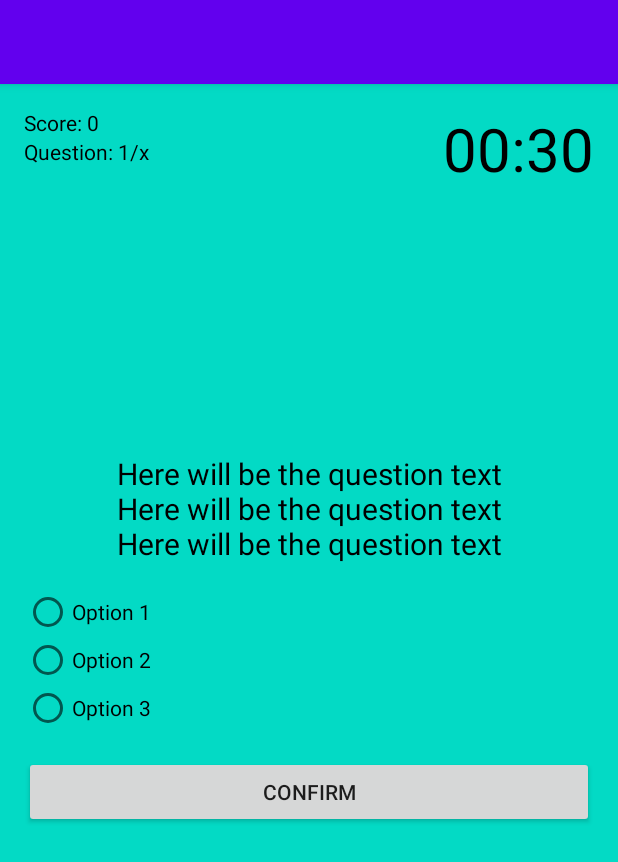
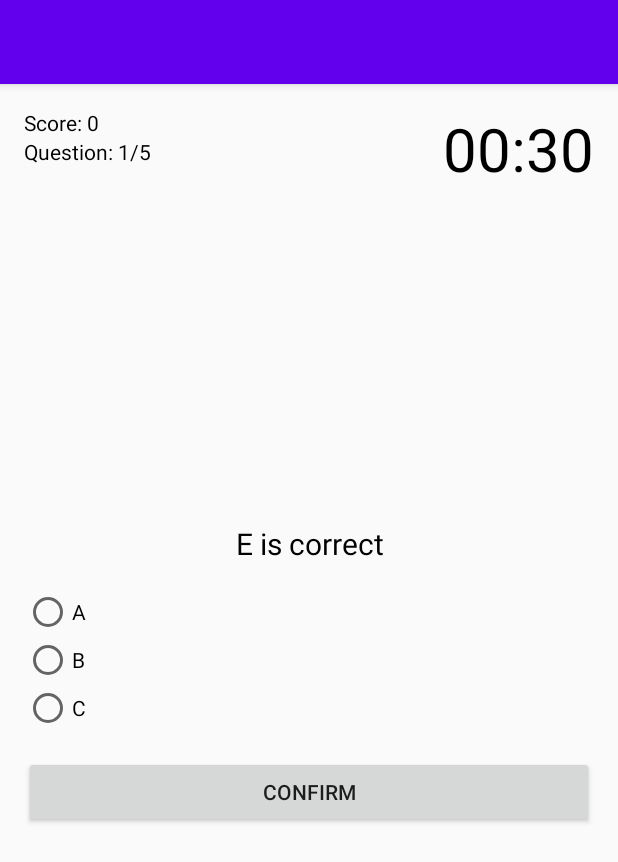
Before and after one commit to stranger01/ArchitectureComponents, an Android app: the QuizzActivity screen opened directly, with no data from a screen before it, on a phone screen of 412 x 824 dp. Shown: the top 862 px of the screen. Run offline under Robolectric (Android 15) with nearby library versions, the phone set to English and light mode, and no system bars.

Commit message:
completed part 5

```diff
--- a/quizzApp/app/src/main/java/com/example/quizzapp/QuizzActivity.java
+++ b/quizzApp/app/src/main/java/com/example/quizzapp/QuizzActivity.java
@@ -2,12 +2,17 @@ package com.example.quizzapp;
 
 import androidx.appcompat.app.AppCompatActivity;
 
+import android.content.res.ColorStateList;
+import android.graphics.Color;
 import android.os.Bundle;
+import android.view.View;
 import android.widget.Button;
 import android.widget.RadioButton;
 import android.widget.RadioGroup;
 import android.widget.TextView;
+import android.widget.Toast;
 
+import java.util.Collections;
 import java.util.List;
 
 public class QuizzActivity extends AppCompatActivity {
@@ -20,16 +25,18 @@ public class QuizzActivity extends AppCompatActivity {
     private RadioButton rb2;
     private RadioButton rb3;
     private Button buttonConfirmNext;
-
-
-
+    private ColorStateList textColorDefaultRb;
     private List<Question> questionList;
+    private int questionCounter;
+    private int questionCountTotal;
+    private Question currentQuestion;
+    private int score;
+    private boolean answered;
 
     @Override
     protected void onCreate(Bundle savedInstanceState) {
         super.onCreate(savedInstanceState);
         setContentView(R.layout.activity_quizz);
-
         textViewQuestion = findViewById(R.id.text_view_question);
         textViewScore = findViewById(R.id.text_view_score);
         textViewQuestionCount = findViewById(R.id.text_view_question_count);
@@ -39,9 +46,85 @@ public class QuizzActivity extends AppCompatActivity {
         rb2 = findViewById(R.id.radio_button2);
         rb3 = findViewById(R.id.radio_button3);
         buttonConfirmNext = findViewById(R.id.button_confirm_next);
-
+        textColorDefaultRb = rb1.getTextColors();
         QuizDbHelper dbHelper = new QuizDbHelper(this);
         questionList = dbHelper.getAllQuestions();
+        questionCountTotal = questionList.size();
+        Collections.shuffle(questionList);
+        showNextQuestion();
+        buttonConfirmNext.setOnClickListener(new View.OnClickListener() {
+            @Override
+            public void onClick(View v) {
+                if (!answered) {
+                    if (rb1.isChecked() || rb2.isChecked() || rb3.isChecked()) {
+                        checkAnswer();
+                    } else {
+                        Toast.makeText(QuizzActivity.this, "Please select an answer", Toast.LENGTH_SHORT).show();
+                    }
+                } else {
+                    showNextQuestion();
+                }
+            }
+        });
+    }
 
+    private void showNextQuestion() {
+        rb1.setTextColor(textColorDefaultRb);
+        rb2.setTextColor(textColorDefaultRb);
+        rb3.setTextColor(textColorDefaultRb);
+        rbGroup.clearCheck();
+        if (questionCounter < questionCountTotal) {
+            currentQuestion = questionList.get(questionCounter);
+            textViewQuestion.setText(currentQuestion.getQuestion());
+            rb1.setText(currentQuestion.getOption1());
+            rb2.setText(currentQuestion.getOption2());
+            rb3.setText(currentQuestion.getOption3());
+            questionCounter++;
+            textViewQuestionCount.setText("Question: " + questionCounter + "/" + questionCountTotal);
+            answered = false;
+            buttonConfirmNext.setText("Confirm");
+        } else {
+            finishQuiz();
+        }
+    }
+
+    private void checkAnswer() {
+        answered = true;
+        RadioButton rbSelected = findViewById(rbGroup.getCheckedRadioButtonId());
+        int answerNr = rbGroup.indexOfChild(rbSelected) + 1;
+        if (answerNr == currentQuestion.getAnswerNr()) {
+            score++;
+            textViewScore.setText("Score: " + score);
+        }
+        showSolution();
+    }
+
+    private void showSolution() {
+        rb1.setTextColor(Color.RED);
+        rb2.setTextColor(Color.RED);
+        rb3.setTextColor(Color.RED);
+        switch (currentQuestion.getAnswerNr()) {
+            case 1:
+                rb1.setTextColor(Color.GREEN);
+                textViewQuestion.setText("Answer 1 is correct");
+                break;
+            case 2:
+                rb2.setTextColor(Color.GREEN);
+                textViewQuestion.setText("Answer 2 is correct");
+                break;
+            case 3:
+                rb3.setTextColor(Color.GREEN);
+                textViewQuestion.setText("Answer 3 is correct");
+                break;
+        }
+        if (questionCounter < questionCountTotal) {
+            buttonConfirmNext.setText("Next");
+        } else {
+            buttonConfirmNext.setText("Finish");
+        }
+    }
+
+    private void finishQuiz() {
+        finish();
     }
 }
--- a/quizzApp/app/src/main/res/layout/activity_main.xml
+++ b/quizzApp/app/src/main/res/layout/activity_main.xml
@@ -4,7 +4,6 @@
     xmlns:tools="http://schemas.android.com/tools"
     android:layout_width="match_parent"
     android:layout_height="match_parent"
-    android:background="@color/colorBackground"
     android:padding="16dp"
     tools:context=".MainActivity">
     <TextView
--- a/quizzApp/app/src/main/res/layout/activity_quizz.xml
+++ b/quizzApp/app/src/main/res/layout/activity_quizz.xml
@@ -4,7 +4,6 @@
     xmlns:tools="http://schemas.android.com/tools"
     android:layout_width="match_parent"
     android:layout_height="match_parent"
-    android:background="@color/colorBackground"
     android:padding="16dp"
     tools:context=".QuizzActivity">
 
```
